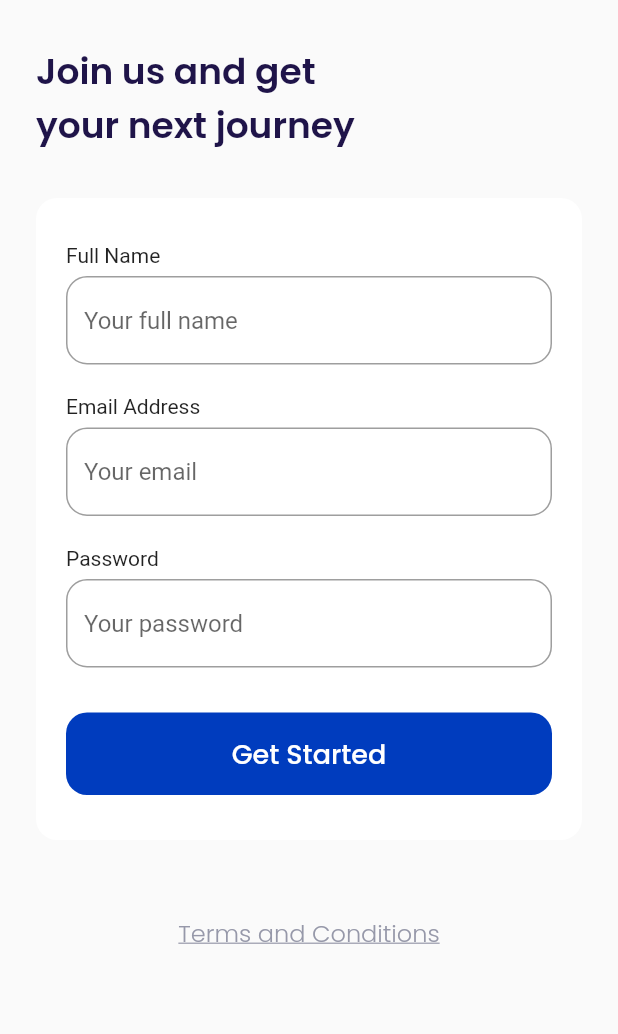
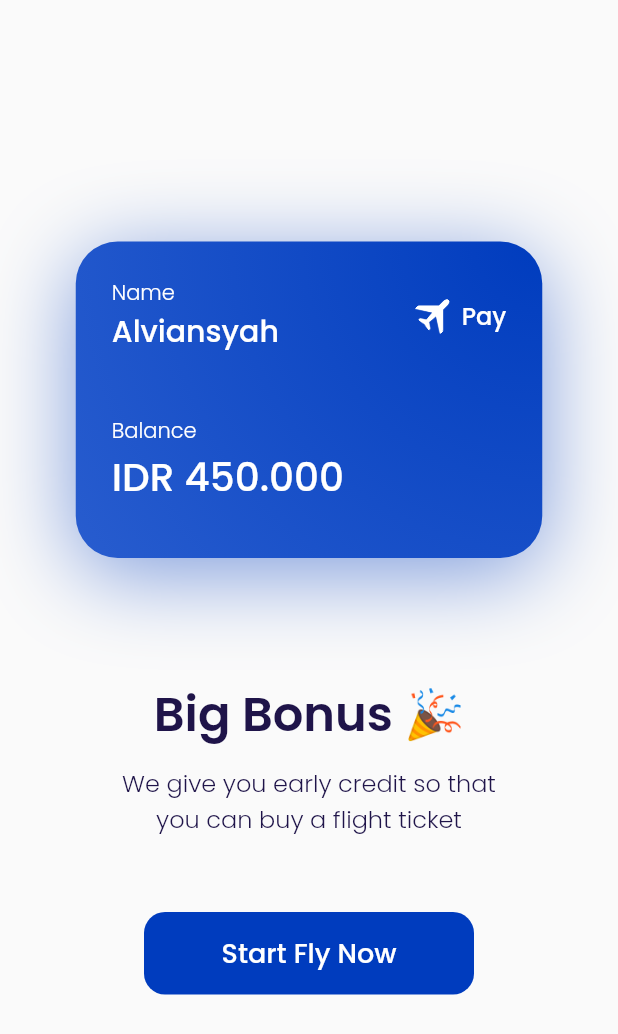
Before and after one commit to alviansyh/flynow, a Flutter app: the SignUpPage screen opened by its route, after a tap on "Get Started", on a phone screen of 412 x 824 dp. Shown: the top 1034 px of the screen. Run offline on Flutter 3.47's test engine with Material 2 defaults, Android fonts, the phone set to English and light mode, and no system bars; our stand-ins replace google_fonts.

Commit message:
slicing bonus page

```diff
--- a/lib/main.dart
+++ b/lib/main.dart
@@ -2,6 +2,7 @@ import 'package:flutter/material.dart';
 import 'package:flynow/ui/pages/get_started_page.dart';
 import 'package:flynow/ui/pages/sign_up_page.dart';
 import 'package:flynow/ui/pages/splash_page.dart';
+import 'package:flynow/ui/pages/bonus_page.dart';
 
 void main() {
   runApp(const MyApp());
@@ -19,6 +20,7 @@ class MyApp extends StatelessWidget {
         '/': (BuildContext context) => const SplashPage(),
         '/get-started': (BuildContext context) => const GetStartedPage(),
         '/sign-up': (BuildContext context) => const SignUpPage(),
+        '/bonus': (BuildContext context) => const BonusPage(),
       },
     );
   }
--- /dev/null
+++ b/lib/ui/pages/bonus_page.dart
@@ -0,0 +1,169 @@
+import 'dart:math' as math;
+import 'package:flutter/material.dart';
+import 'package:flynow/shared/theme.dart';
+
+class BonusPage extends StatelessWidget {
+  const BonusPage({Key? key}) : super(key: key);
+
+  @override
+  Widget build(BuildContext context) {
+    Widget bonusCard() {
+      return Container(
+        height: 211,
+        width: 311,
+        padding: EdgeInsets.all(defaultMargin),
+        decoration: BoxDecoration(
+          borderRadius: BorderRadius.circular(28),
+          gradient: RadialGradient(
+              colors: [kPrimaryColor, kSecondaryColor],
+              center: Alignment.topRight,
+              radius: 7,
+              focalRadius: 1),
+          boxShadow: [
+            BoxShadow(
+              color: kPrimaryColor.withOpacity(0.5),
+              blurRadius: 50,
+              offset: const Offset(0, 10),
+            )
+          ],
+        ),
+        child: Column(
+          crossAxisAlignment: CrossAxisAlignment.start,
+          children: [
+            Row(
+              children: [
+                Expanded(
+                  child: Column(
+                    crossAxisAlignment: CrossAxisAlignment.start,
+                    children: [
+                      Text(
+                        'Name',
+                        style: whiteTextStyle.copyWith(
+                          fontWeight: light,
+                        ),
+                      ),
+                      Text(
+                        'Alviansyah',
+                        style: whiteTextStyle.copyWith(
+                          fontSize: 20,
+                          fontWeight: medium,
+                        ),
+                        overflow: TextOverflow.ellipsis,
+                      )
+                    ],
+                  ),
+                ),
+                Transform.rotate(
+                  angle: math.pi / 4,
+                  child: Container(
+                    width: 24,
+                    height: 24,
+                    margin: const EdgeInsets.only(right: 6),
+                    decoration: const BoxDecoration(
+                      image: DecorationImage(
+                        image: AssetImage(
+                          'assets/icon_plane.png',
+                        ),
+                      ),
+                    ),
+                  ),
+                ),
+                Text(
+                  'Pay',
+                  style: whiteTextStyle.copyWith(
+                    fontSize: 16,
+                    fontWeight: medium,
+                  ),
+                )
+              ],
+            ),
+            const SizedBox(
+              height: 41,
+            ),
+            Text(
+              'Balance',
+              style: whiteTextStyle.copyWith(
+                fontWeight: light,
+              ),
+            ),
+            Text(
+              'IDR 450.000',
+              style: whiteTextStyle.copyWith(
+                fontSize: 26,
+                fontWeight: medium,
+              ),
+            )
+          ],
+        ),
+      );
+    }
+
+    Widget title() {
+      return Container(
+        margin: const EdgeInsets.only(top: 80),
+        child: Text(
+          'Big Bonus 🎉',
+          style: blackTextStyle.copyWith(
+            fontSize: 32,
+            fontWeight: semiBold,
+          ),
+        ),
+      );
+    }
+
+    Widget subTitle() {
+      return Container(
+        margin: const EdgeInsets.only(top: 10),
+        child: Text(
+          'We give you early credit so that \nyou can buy a flight ticket',
+          style: blackTextStyle.copyWith(
+            fontSize: 16,
+            fontWeight: light,
+          ),
+          textAlign: TextAlign.center,
+        ),
+      );
+    }
+
+    Widget submitButton() {
+      return Container(
+        width: 220,
+        height: 55,
+        margin: const EdgeInsets.only(top: 50),
+        child: TextButton(
+          onPressed: () {},
+          style: TextButton.styleFrom(
+            backgroundColor: kPrimaryColor,
+            shape: RoundedRectangleBorder(
+              borderRadius: BorderRadius.circular(
+                defaultRadius,
+              ),
+            ),
+          ),
+          child: Text(
+            'Start Fly Now',
+            style: whiteTextStyle.copyWith(
+              fontSize: 18,
+              fontWeight: medium,
+            ),
+          ),
+        ),
+      );
+    }
+
+    return Scaffold(
+      backgroundColor: kBackgroundColor,
+      body: Center(
+        child: Column(
+          mainAxisAlignment: MainAxisAlignment.center,
+          children: [
+            bonusCard(),
+            title(),
+            subTitle(),
+            submitButton(),
+          ],
+        ),
+      ),
+    );
+  }
+}
--- a/lib/ui/pages/sign_up_page.dart
+++ b/lib/ui/pages/sign_up_page.dart
@@ -134,7 +134,9 @@ class SignUpPage extends StatelessWidget {
           width: double.infinity,
           height: 55,
           child: TextButton(
-            onPressed: () {},
+            onPressed: () {
+              Navigator.pushNamed(context, '/bonus');
+            },
             style: TextButton.styleFrom(
               backgroundColor: kPrimaryColor,
               shape: RoundedRectangleBorder(
```
